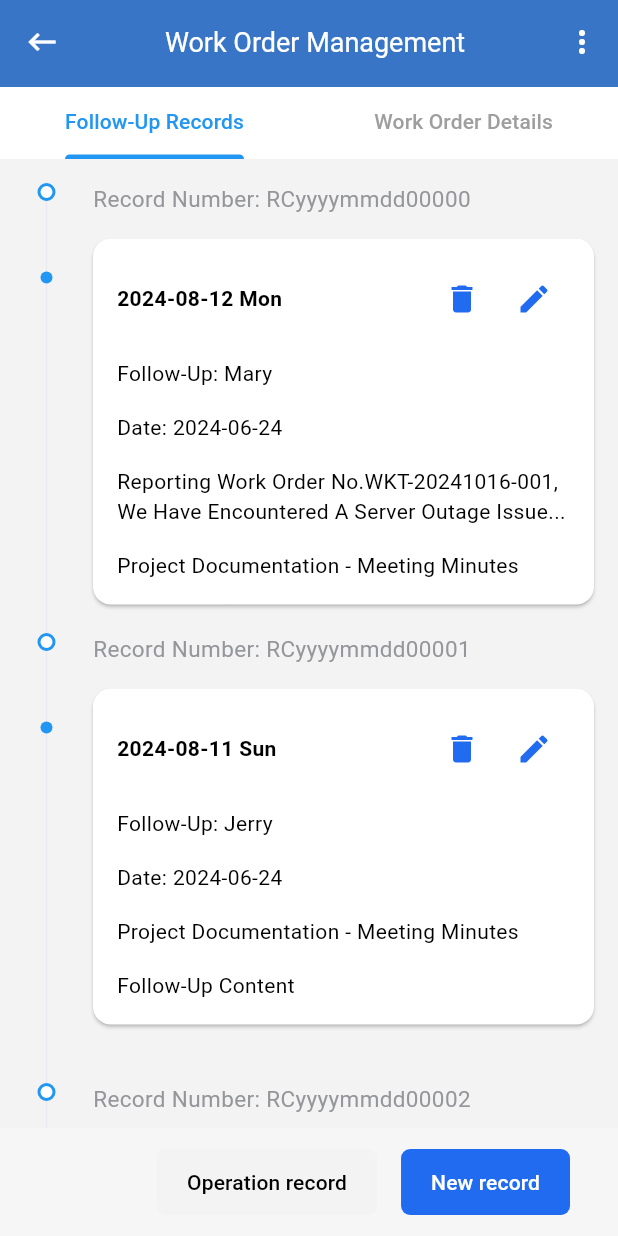
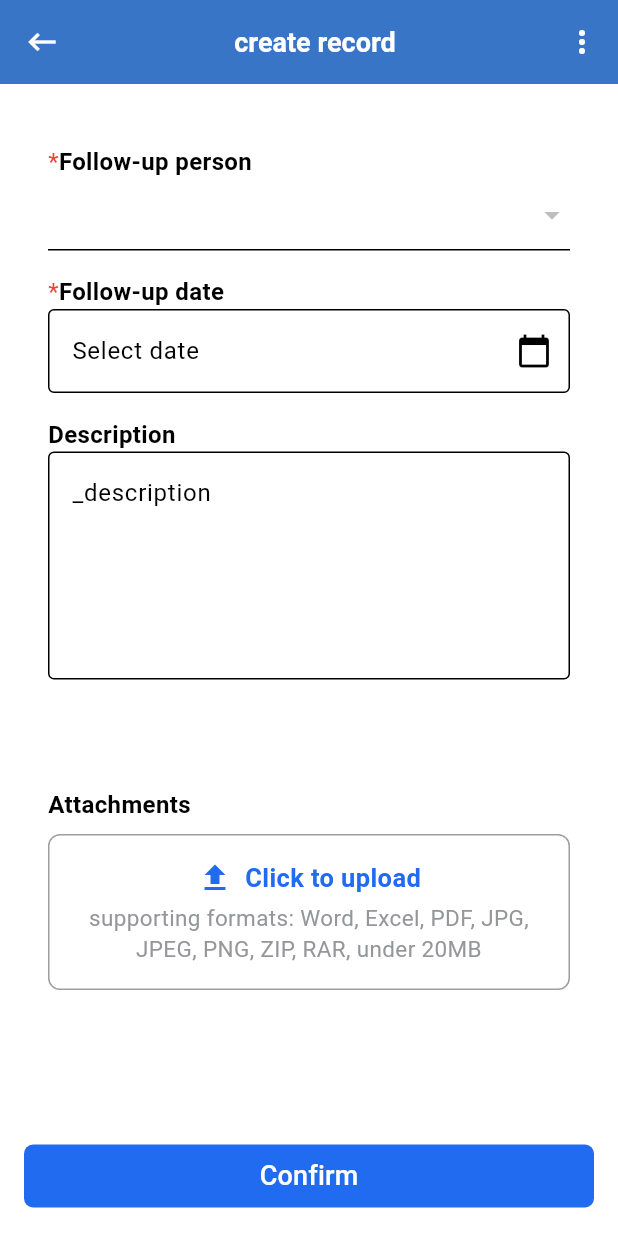
Before and after one commit to Mok-CC/WorkOrder_Management, a Flutter app: the screen it shows after launch, after a tap on "New record", on a phone screen of 412 x 824 dp. Run offline on Flutter 3.47's test engine with Material 3 defaults, Android fonts, the phone set to English and light mode, and no system bars; our stand-ins replace jiffy; missing offline and left inert: pluto_grid, shadcn_ui.

Commit message:
feat create record

```diff
--- a/lib/main.dart
+++ b/lib/main.dart
@@ -1,5 +1,6 @@
 import 'package:flutter/material.dart';
 import 'package:flutter/rendering.dart';
+import 'package:work_order/pages/create_record.dart';
 import 'package:work_order/pages/timeline_detail.dart';
 import 'package:work_order/pages/work_order.dart';
 
@@ -29,6 +30,7 @@ class MyApp extends StatelessWidget {
         '/': (context) => WorkDetailPage(),
         '/operation_records': (context) => OperationRecordsPage(),
         '/create_work_order': (context) => CreateWorkOrderPage(),
+        '/create_record': (context) => CreateRecordPage(),
       },
     );
   }
--- /dev/null
+++ b/lib/pages/create_record.dart
@@ -0,0 +1,167 @@
+import 'package:flutter/material.dart';
+import 'package:work_order/utils/app_colors.dart';
+import 'package:work_order/widgets/custom_appbar.dart';
+import 'package:work_order/widgets/upload_file.dart';
+
+class CreateRecordPage extends StatefulWidget {
+  const CreateRecordPage({super.key});
+
+  @override
+  _CreateRecordPageState createState() => _CreateRecordPageState();
+}
+
+class _CreateRecordPageState extends State<CreateRecordPage> {
+  final _formKey = GlobalKey<FormState>();
+
+  final _uploadedFiles = <String>[];
+
+  final TextEditingController _followUpDateController = TextEditingController();
+
+  @override
+  Widget build(BuildContext context) {
+    return Scaffold(
+      appBar: CustomAppBar(title: 'create record'),
+      body: Container(
+        decoration: BoxDecoration(
+          color: Colors.white,
+        ),
+        child: SingleChildScrollView(
+          child: Form(
+              key: _formKey,
+              child: Column(
+                crossAxisAlignment: CrossAxisAlignment.start,
+                children: [
+                  // 表单区域
+                  _buildForm(),
+                  SizedBox(height: 24),
+                  // 下载附件区域
+                  UploadFile(
+                    uploadedFiles: _uploadedFiles,
+                    onUpload: () {
+                      setState(() {
+                        _uploadedFiles
+                            .add('file_${_uploadedFiles.length + 1}.pdf');
+                      });
+                    },
+                    onDownload: (file) {
+                      print('Downloading $file');
+                    },
+                    onDelete: (file) {
+                      setState(() {
+                        _uploadedFiles.remove(file);
+                      });
+                    },
+                  ),
+                  SizedBox(height: 56),
+                ],
+              )),
+        ),
+      ),
+      bottomNavigationBar: BottomAppBar(
+        color: Colors.transparent,
+        elevation: 0,
+        child: Row(
+          mainAxisAlignment: MainAxisAlignment.center,
+          children: [
+            Expanded(
+                child: TextButton(
+              onPressed: () {},
+              style: TextButton.styleFrom(
+                  backgroundColor: AppColors.primaryColor,
+                  shape: RoundedRectangleBorder(
+                      borderRadius: BorderRadius.circular(6))),
+              child: Text('Confirm',
+                  style: TextStyle(color: Colors.white, fontSize: 18)),
+            ))
+          ],
+        ),
+      ),
+    );
+  }
+
+  Widget _buildForm() {
+    return Container(
+        margin: EdgeInsets.fromLTRB(16, 16, 16, 0),
+        padding: const EdgeInsets.symmetric(horizontal: 16, vertical: 24),
+        decoration: BoxDecoration(
+            color: Colors.white,
+            borderRadius: BorderRadius.all(Radius.circular(6))),
+        child: Column(
+          crossAxisAlignment: CrossAxisAlignment.start,
+          children: [
+            Row(
+              children: [
+                Text(
+                  '*',
+                  style: TextStyle(color: Colors.red, fontSize: 16),
+                ),
+                Text('Follow-up person',
+                    style:
+                        TextStyle(fontSize: 16, fontWeight: FontWeight.bold)),
+              ],
+            ),
+            DropdownButtonFormField<String>(
+              items: [],
+              onChanged: null,
+            ),
+            SizedBox(height: 16),
+            Row(
+              children: [
+                Text(
+                  '*',
+                  style: TextStyle(color: Colors.red, fontSize: 16),
+                ),
+                Text('Follow-up date',
+                    style:
+                        TextStyle(fontSize: 16, fontWeight: FontWeight.bold)),
+              ],
+            ),
+            // 日期选择器
+            TextFormField(
+              controller: _followUpDateController, // 添加控制器
+              decoration: InputDecoration(
+                  border: OutlineInputBorder(),
+                  hintText: 'Select date',
+                  suffixIcon: IconButton(
+                    icon: Icon(Icons.calendar_today),
+                    onPressed: _selectDate, // 添加日期选择器打开逻辑
+                  )),
+              validator: (value) {
+                if (value == null || value.isEmpty) {
+                  return 'Please select a date';
+                }
+                return null;
+              },
+              readOnly: true, // 禁止文本框手动编辑
+            ),
+            SizedBox(height: 16),
+            Text('Description',
+                style: TextStyle(fontSize: 16, fontWeight: FontWeight.bold)),
+            TextFormField(
+              initialValue: '_description', // 设置默认值
+              maxLines: 5,
+              onChanged: (value) {},
+              decoration: InputDecoration(
+                hintText: 'Enter Description',
+                border: OutlineInputBorder(),
+              ),
+            ),
+          ],
+        ));
+  }
+
+  // 日期选择器逻辑
+  Future<void> _selectDate() async {
+    final DateTime? picked = await showDatePicker(
+      context: context,
+      initialDate: DateTime.now(),
+      firstDate: DateTime(2000),
+      lastDate: DateTime(2101),
+    );
+    if (picked != null) {
+      setState(() {
+        _followUpDateController.text = picked.toString().split(' ')[0]; // 格式化日期
+      });
+    }
+  }
+}
--- a/lib/pages/timeline_detail.dart
+++ b/lib/pages/timeline_detail.dart
@@ -6,7 +6,7 @@ class TimelineWithDetails extends StatelessWidget {
   final List<Map<String, dynamic>> steps = [
     {
       "stepTitle": "2024-08-12",
-      "followUpPerson": "Mary",
+      "followUpPerson": "Mok",
       "followUpDate": "2024-06-24",
       "details": {
         "recordNumber": "RCyyyymmdd00000",
@@ -17,7 +17,7 @@ class TimelineWithDetails extends StatelessWidget {
     },
     {
       "stepTitle": "2024-08-11",
-      "followUpPerson": "Jerry",
+      "followUpPerson": "Mok",
       "followUpDate": "2024-06-24",
       "details": {
         "recordNumber": "RCyyyymmdd00001",
--- a/lib/pages/work_detail.dart
+++ b/lib/pages/work_detail.dart
@@ -88,7 +88,9 @@ class _WorkDetailPageState extends State<WorkDetailPage>
                     spacing: 16,
                     children: [
                       TextButton(
-                        onPressed: () {},
+                        onPressed: () {
+                          Navigator.pushNamed(context, '/operation_records');
+                        },
                         style: TextButton.styleFrom(
                           padding: EdgeInsets.symmetric(
                               vertical: 12, horizontal: 20), // 上下12，左右20
@@ -105,7 +107,9 @@ class _WorkDetailPageState extends State<WorkDetailPage>
                         ),
                       ),
                       TextButton(
-                        onPressed: () {},
+                        onPressed: () {
+                          Navigator.pushNamed(context, '/create_record');
+                        },
                         style: TextButton.styleFrom(
                           padding: EdgeInsets.symmetric(
                               vertical: 12, horizontal: 20), // 上下12，左右20
```
